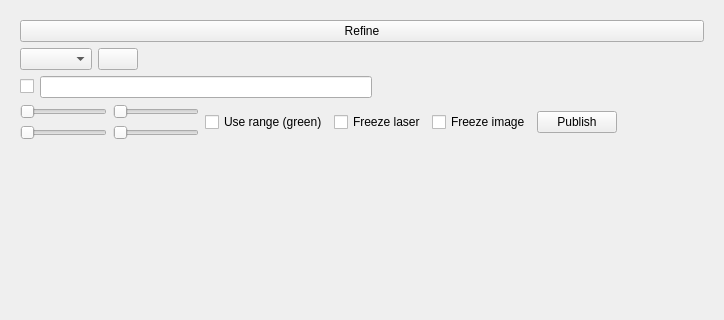
This is tuw_extrinsic_camera/src/rqt_image_view/image_view.ui in tuw-robotics/tuw_extrinsic_calibration as Qt 5 draws it before an edit; both pictures show x 0 to 724 and y 0 to 320 of the 724 by 771 pixel window. The edited form follows.
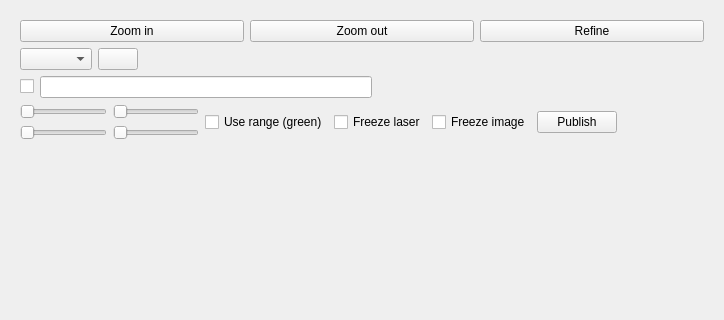
This is the edited form. Icons and pictures are not drawn. Custom widgets are drawn as their Qt base class.

Commit message: Using tf2, static tf -> bag file working

What changed in the file:
```diff
--- a/tuw_extrinsic_camera/src/rqt_image_view/image_view.ui
+++ b/tuw_extrinsic_camera/src/rqt_image_view/image_view.ui
@@ -28,6 +28,20 @@
      <layout class="QVBoxLayout" name="verticalLayout_2">
       <item>
        <layout class="QHBoxLayout" name="horizontalLayout_6">
+        <item>
+         <widget class="QPushButton" name="zoom_in_button">
+          <property name="text">
+           <string>Zoom in</string>
+          </property>
+         </widget>
+        </item>
+        <item>
+         <widget class="QPushButton" name="zoom_out_button">
+          <property name="text">
+           <string>Zoom out</string>
+          </property>
+         </widget>
+        </item>
         <item>
          <widget class="QPushButton" name="refine_button">
           <property name="text">
```
The commit also changes 2 other files.
